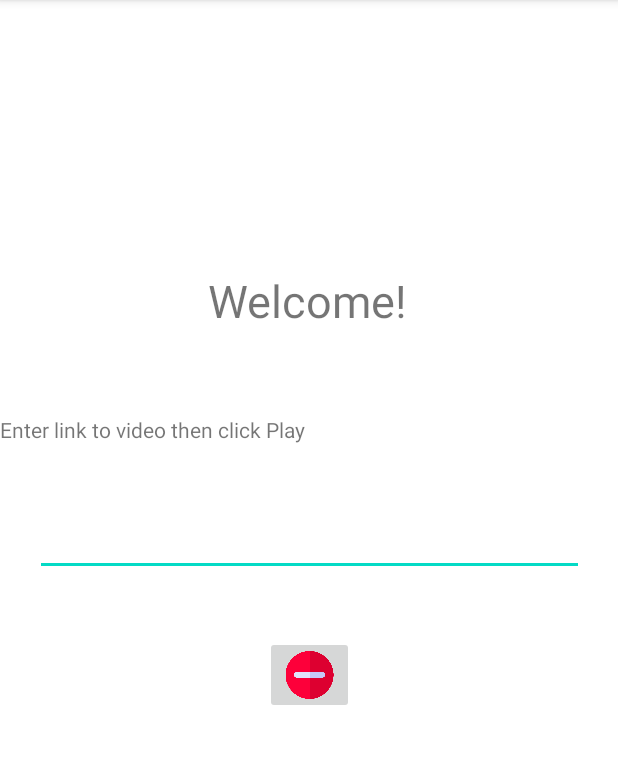
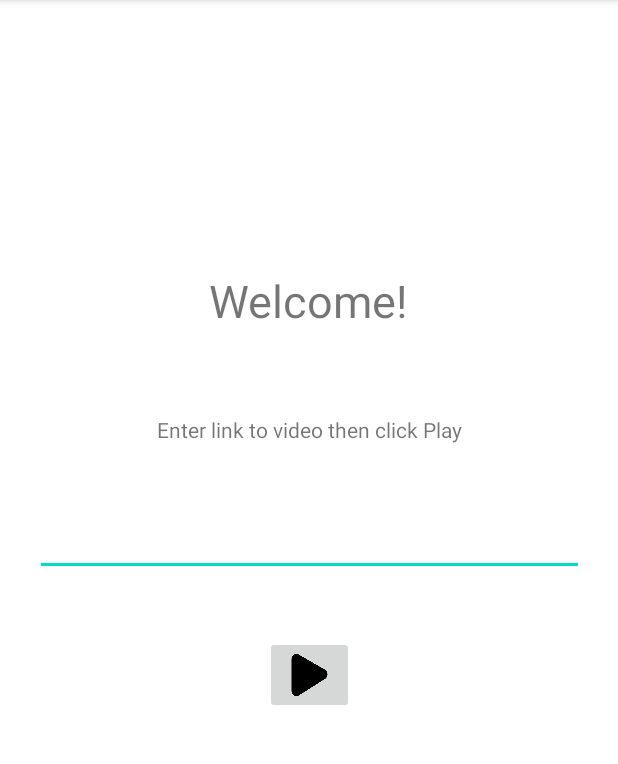
Before and after one commit to hoangvythptlhp0710/tut3mpr, an Android app: the screen it shows after launch (MainActivity), on a phone screen of 412 x 824 dp, the part 84-848 px from its top. Run offline under Robolectric (Android 15) with nearby library versions, the phone set to English and light mode, and no system bars.

Commit message:
complete tut4

```diff
--- a/app/src/main/res/layout/activity_main.xml
+++ b/app/src/main/res/layout/activity_main.xml
@@ -11,10 +11,10 @@
         android:layout_width="wrap_content"
         android:layout_height="wrap_content"
         android:layout_marginTop="180dp"
-        android:layout_marginEnd="140dp"
         android:text="Welcome!"
         android:textSize="30sp"
         app:layout_constraintEnd_toEndOf="parent"
+        app:layout_constraintStart_toStartOf="parent"
         app:layout_constraintTop_toTopOf="parent" />
 
     <TextView
@@ -23,8 +23,9 @@
         android:layout_height="wrap_content"
         android:layout_marginTop="56dp"
         android:text="@string/enter_link_to_video_then_click_play"
-        app:layout_constraintTop_toBottomOf="@+id/textView"
-        tools:layout_editor_absoluteX="103dp" />
+        app:layout_constraintEnd_toEndOf="parent"
+        app:layout_constraintStart_toStartOf="parent"
+        app:layout_constraintTop_toBottomOf="@+id/textView" />
 
     <EditText
         android:id="@+id/linkVideo"
@@ -47,6 +48,6 @@
         app:layout_constraintEnd_toEndOf="parent"
         app:layout_constraintStart_toStartOf="parent"
         app:layout_constraintTop_toBottomOf="@+id/linkVideo"
-        app:srcCompat="@drawable/minus" />
+        app:srcCompat="@drawable/play" />
 
 </androidx.constraintlayout.widget.ConstraintLayout>
```
Also changed, not shown: app/src/main/java/com/tut4/MainActivity.java (+2 -25 lines), app/src/main/java/com/tut4/PlayerActivity.java (+38 -14 lines), app/src/main/res/layout/activity_player.xml (+15 -9 lines), app/src/main/res/drawable/play.png (added), 5 other files.
